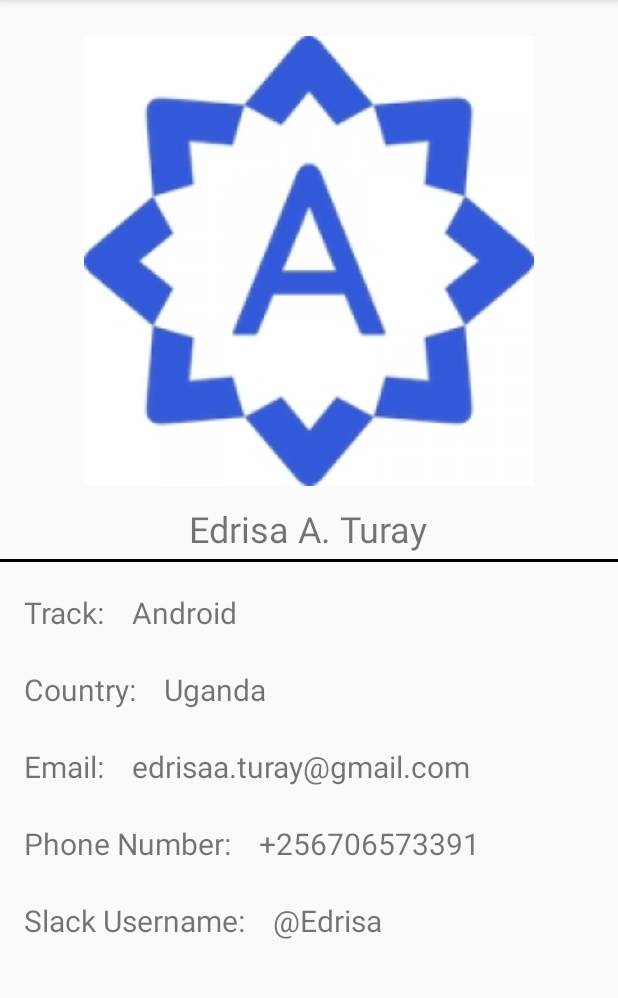
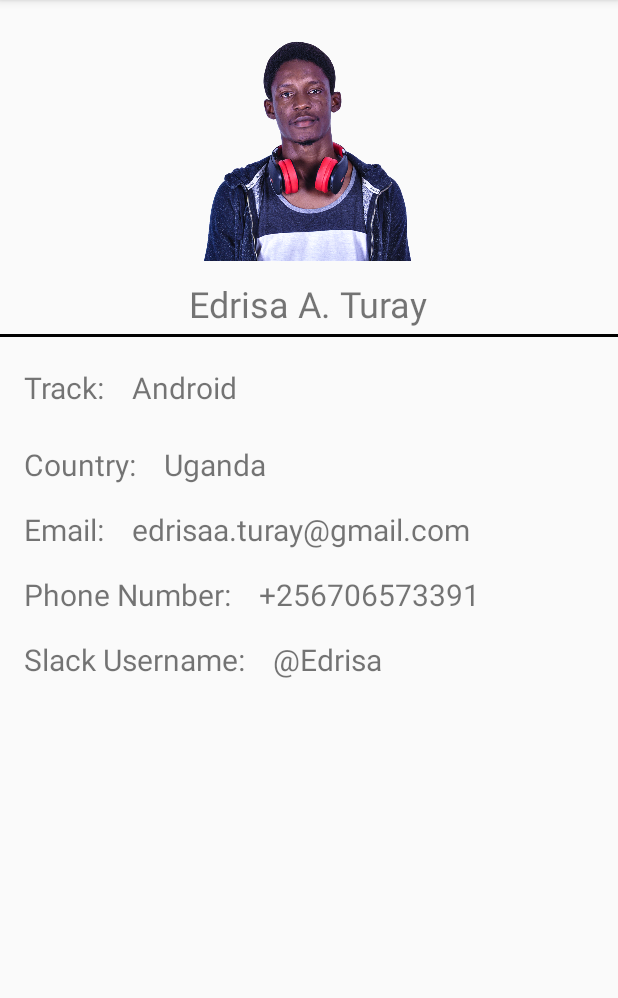
Before and after one commit to edrisaturay/ALC-4.0-Phase-1, an Android app: the MyProfile screen opened directly, with no data from a screen before it, on a phone screen of 412 x 824 dp, the part 84-1082 px from its top. Run offline under Robolectric (Android 15) with nearby library versions, the phone set to English and light mode, and no system bars.

Commit message:
Added my photo.. webview still not loading andela but loading google

```diff
--- a/app/src/main/AndroidManifest.xml
+++ b/app/src/main/AndroidManifest.xml
@@ -1,5 +1,6 @@
 <?xml version="1.0" encoding="utf-8"?>
 <manifest xmlns:android="http://schemas.android.com/apk/res/android"
+    xmlns:tools="http://schemas.android.com/tools"
     package="com.edrisa.alc40phase1">
 
     <uses-permission android:name="android.permission.INTERNET" />
@@ -10,8 +11,9 @@
         android:label="@string/app_name"
         android:roundIcon="@mipmap/ic_launcher_round"
         android:supportsRtl="true"
-        android:theme="@style/AppTheme">
-        <activity android:name=".MyProfile"></activity>
+        android:theme="@style/AppTheme"
+        tools:ignore="GoogleAppIndexingWarning">
+        <activity android:name=".MyProfile"/>
         <activity android:name=".AboutALC" />
         <activity android:name=".MainActivity">
             <intent-filter>
--- a/app/src/main/res/layout/activity_my_profile.xml
+++ b/app/src/main/res/layout/activity_my_profile.xml
@@ -10,10 +10,10 @@
     <ImageView
         android:layout_marginTop="24dp"
         android:id="@+id/iv_andela_logo"
-        android:src="@drawable/andela"
+        android:src="@drawable/my_photo"
         android:layout_gravity="center_horizontal"
-        android:layout_width="wrap_content"
-        android:layout_height="wrap_content" />
+        android:layout_width="150dp"
+        android:layout_height="150dp" />
     <TextView
         android:id="@+id/tv_name"
         android:text="Edrisa A. Turay"
@@ -42,25 +42,25 @@
             android:layout_width="wrap_content"
             android:layout_height="wrap_content" />
         <TextView
-            android:layout_marginBottom="24dp"
+            android:layout_marginBottom="16dp"
             android:text="Country:    Uganda"
             android:textSize="20sp"
             android:layout_width="wrap_content"
             android:layout_height="wrap_content" />
         <TextView
-            android:layout_marginBottom="24dp"
+            android:layout_marginBottom="16dp"
             android:text="Email:    edrisaa.turay@gmail.com"
             android:textSize="20sp"
             android:layout_width="wrap_content"
             android:layout_height="wrap_content" />
         <TextView
-            android:layout_marginBottom="24dp"
+            android:layout_marginBottom="16dp"
             android:text="Phone Number:    +256706573391"
             android:textSize="20sp"
             android:layout_width="wrap_content"
             android:layout_height="wrap_content" />
         <TextView
-            android:layout_marginBottom="24dp"
+            android:layout_marginBottom="16dp"
             android:text="Slack Username:    @Edrisa"
             android:textSize="20sp"
             android:layout_width="wrap_content"
```
Also changed, not shown: app/src/main/java/com/edrisa/alc40phase1/AboutALC.java (+21 -1 lines), app/src/main/java/com/edrisa/alc40phase1/MainActivity.java (+40 -0 lines), app/src/main/res/drawable/my_photo.png (added).
